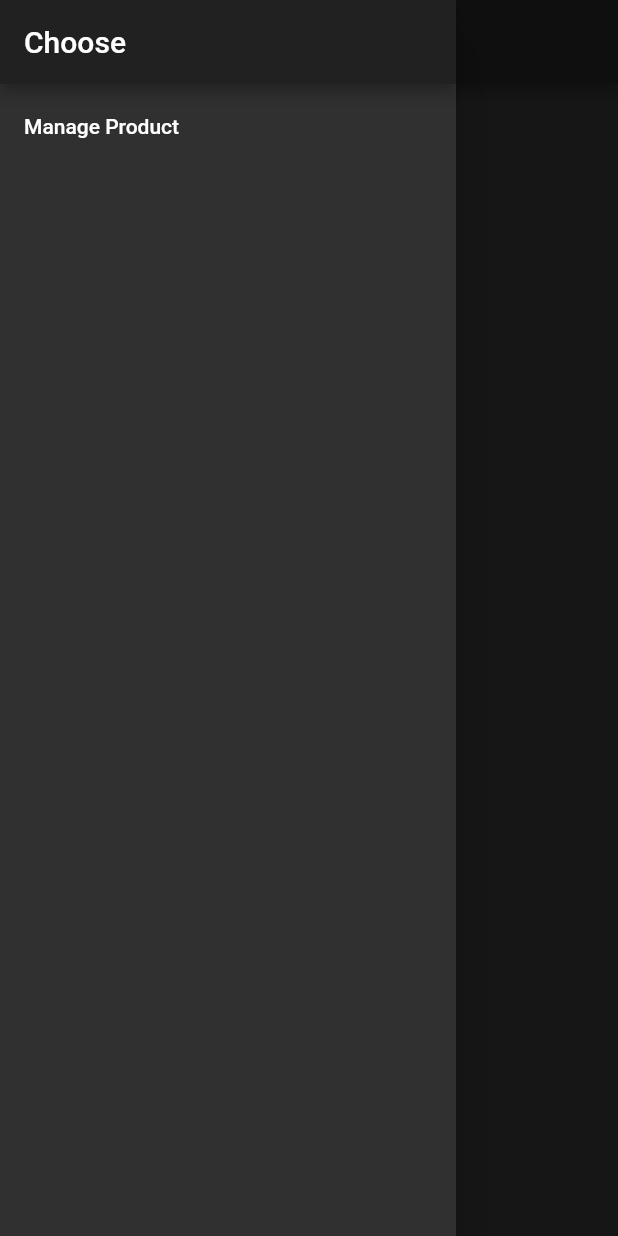
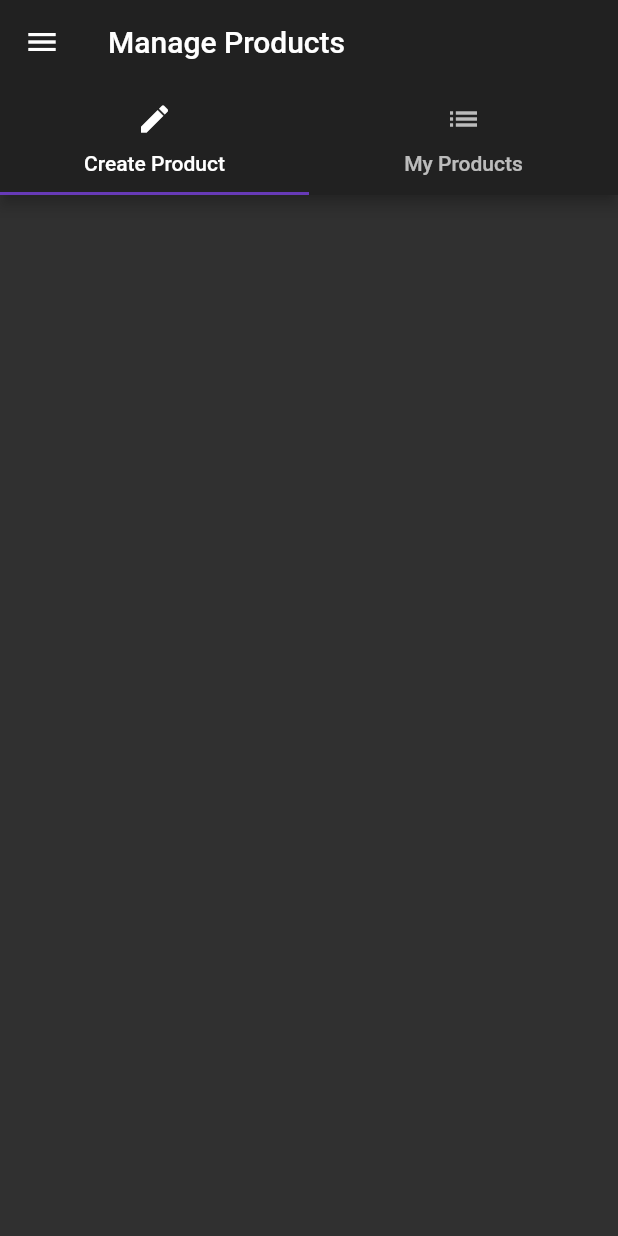
Before and after one commit to kherox/flutter-training-app, a Flutter app: the ProductsPage screen opened directly, in the side drawer, after a tap on "Manage Product", on a phone screen of 412 x 824 dp. Run offline on Flutter 3.47's test engine with Material 2 defaults, Android fonts, the phone set to English and light mode, and no system bars.

Commit message:
add Product admin page

```diff
--- a/lib/pages/product.dart
+++ b/lib/pages/product.dart
@@ -27,7 +27,7 @@ class ProductPage extends StatelessWidget{
               child: RaisedButton(
                color: Theme.of(context).accentColor,
                child: Text("DELETE"),
-                onPressed: () => Navigator.pop(context),
+                onPressed: () => Navigator.pop(context,true),
             ),)
           ],)));
     }
--- /dev/null
+++ b/lib/pages/product_admin.dart
@@ -0,0 +1,52 @@
+import 'package:flutter/material.dart';
+
+import './products.dart';
+
+
+class ProductsAdminPage extends StatelessWidget {
+  @override
+  Widget build(BuildContext context) {
+    return DefaultTabController(
+      length: 2,
+      child: Scaffold(
+        drawer: Drawer(
+          child: Column(
+            children: <Widget>[
+              AppBar(
+                automaticallyImplyLeading: false,
+                title: Text('Choose'),
+              ),
+              ListTile(
+                title: Text('All Products'),
+                onTap: () {
+                  Navigator.pushReplacement(
+                      context,
+                      MaterialPageRoute(
+                          builder: (BuildContext context) => ProductsPage()));
+                },
+              )
+            ],
+          ),
+        ),
+        appBar: AppBar(
+          title: Text('Manage Products'),
+          bottom: TabBar(
+            tabs: <Widget>[
+              Tab(
+                icon: Icon(Icons.create),
+                text: 'Create Product',
+              ),
+              Tab(
+                icon: Icon(Icons.list),
+                text: 'My Products',
+              ),
+            ],
+          ),
+        ),
+        body: TabBarView(
+          children: <Widget>[],
+        ),
+      ),
+    );
+  }
+}
--- a/lib/pages/products.dart
+++ b/lib/pages/products.dart
@@ -1,6 +1,7 @@
 import 'package:flutter/material.dart';
 
 import '../product_manager.dart';
+import './product_admin.dart';
 
 class ProductsPage extends StatelessWidget {
   @override
@@ -16,7 +17,13 @@ class ProductsPage extends StatelessWidget {
               ),
               ListTile(
                 title: Text("Manage Product"),
-                onTap: () => {},
+                onTap: ()  {
+                  Navigator.pushReplacement(
+                    context,
+                    MaterialPageRoute(
+                        builder: (BuildContext context) =>
+                            ProductsAdminPage()));
+                },
               )
             ],
           ),
--- a/lib/product.dart
+++ /dev/null
@@ -1,48 +0,0 @@
-import 'package:flutter/material.dart';
-
-import './pages/product.dart';
-
-class Products extends StatelessWidget {
-  List<Map<String , String>> products;
-  final Function deleteProduct;
-
-  Products(this.products, {this.deleteProduct});
-
-
-
-  Widget _buildProductItem(BuildContext context, int index) {
-    return Card(
-      child: Column(
-        children: <Widget>[
-          Image.asset(products[index]["image"]),
-          Text(products[index]["title"]),
-          ButtonBar(
-            alignment: MainAxisAlignment.center,
-            children: <Widget>[
-              FlatButton(
-                child: Text("Details"),
-                onPressed: () => Navigator.push<bool>(
-                    context,
-                    MaterialPageRoute(
-                        builder: (BuildContext context) => ProductPage(products[index]["title"],products[index]["image"]))
-                        ).then((bool value) {
-                          if (value){
-                            deleteProduct(index);
-                          }
-                        }),
-              )
-            ],
-          )
-        ],
-      ),
-    );
-  }
-
-  @override
-  Widget build(BuildContext context) {
-    return ListView.builder(
-      itemBuilder: _buildProductItem,
-      itemCount: products.length,
-    );
-  }
-}
--- a/lib/product_manager.dart
+++ b/lib/product_manager.dart
@@ -1,9 +1,9 @@
 import 'package:flutter/material.dart';
-import './product.dart';
+import './products.dart';
 import './product_control.dart';
 
 class ProductManager extends StatefulWidget {
-  Map<String , String> startingProduct;
+  Map<String, String> startingProduct;
   ProductManager({this.startingProduct});
   @override
   State<StatefulWidget> createState() {
@@ -13,32 +13,37 @@ class ProductManager extends StatefulWidget {
 }
 
 class _ProductManagerState extends State<ProductManager> {
-  List<Map<String , String>> _products = [];
+  List<Map<String, String>> _products = [];
 
   @override
   void initState() {
-    _products.add(widget.startingProduct);
+    if (widget.startingProduct != null) {
+      _products.add(widget.startingProduct);
+    }
     super.initState();
   }
 
-  void _addProduct(Map<String , String> product) {
+  void _addProduct(Map<String, String> product) {
     setState(() {
       _products.add(product);
     });
   }
 
-  void _deleteProduct(int index){
+  void _deleteProduct(int index) {
     setState(() {
-          _products.removeAt(index);
-        });
+      _products.removeAt(index);
+    });
   }
 
   @override
   Widget build(BuildContext context) {
     // TODO: implement build
     return Column(children: [
-      Container(margin: EdgeInsets.all(10.0), child: ProductControl(_addProduct)),
-      Expanded(child: Products(_products,deleteProduct:_deleteProduct),)
+      Container(
+          margin: EdgeInsets.all(10.0), child: ProductControl(_addProduct)),
+      Expanded(
+        child: Products(_products, deleteProduct: _deleteProduct),
+      )
     ]);
   }
 }
--- /dev/null
+++ b/lib/products.dart
@@ -0,0 +1,57 @@
+import 'package:flutter/material.dart';
+
+import './pages/product.dart';
+
+class Products extends StatelessWidget {
+  List<Map<String, String>> products;
+  final Function deleteProduct;
+
+  Products(this.products, {this.deleteProduct});
+
+  Widget _buildProductItem(BuildContext context, int index) {
+    return Card(
+      child: Column(
+        children: <Widget>[
+          Image.asset(products[index]["image"]),
+          Text(products[index]["title"]),
+          ButtonBar(
+            alignment: MainAxisAlignment.center,
+            children: <Widget>[
+              FlatButton(
+                child: Text("Details"),
+                onPressed: () => Navigator.push<bool>(
+                        context,
+                        MaterialPageRoute(
+                            builder: (BuildContext context) => ProductPage(
+                                products[index]["title"],
+                                products[index]["image"]))).then((bool value) {
+                      if (value) {
+                        deleteProduct(index);
+                      }
+                    }),
+              )
+            ],
+          )
+        ],
+      ),
+    );
+  }
+
+  Widget _buildProductList() {
+    Widget productCards;
+    if (products.length > 0) {
+      productCards = ListView.builder(
+        itemBuilder: _buildProductItem,
+        itemCount: products.length,
+      );
+    } else {
+      productCards = Container();
+    }
+    return productCards;
+  }
+
+  @override
+  Widget build(BuildContext context) {
+    return _buildProductList();
+  }
+}
```
